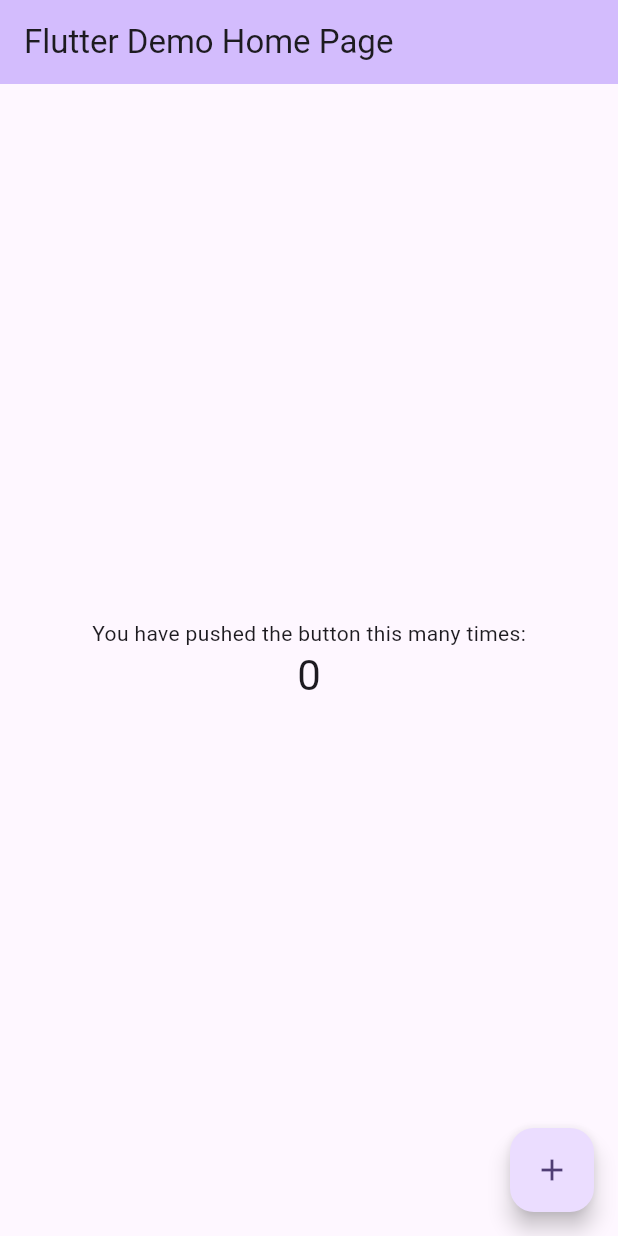
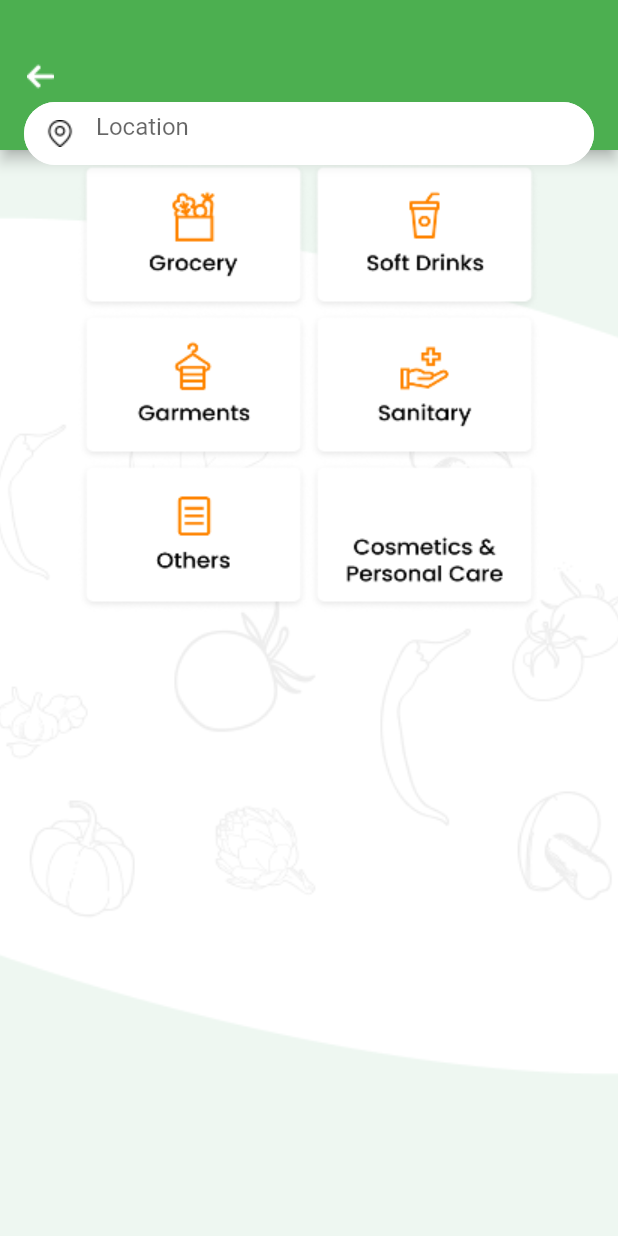
Before and after one commit to saurabhmdh/ekirana_user_flutter, a Flutter app: the screen it shows after launch, on a phone screen of 412 x 824 dp. Run offline on Flutter 3.47's test engine with Material 2 defaults, Android fonts, the phone set to English and light mode, and no system bars.

Commit message:
Initiak Commit: Worked on home screen

```diff
--- a/lib/main.dart
+++ b/lib/main.dart
@@ -1,125 +1,19 @@
+import 'package:ekirana_user_flutter/screens/HomeScreen.dart';
 import 'package:flutter/material.dart';
 
 void main() {
-  runApp(const MyApp());
+  runApp( EkiranaApp());
 }
 
-class MyApp extends StatelessWidget {
-  const MyApp({super.key});
-
-  // This widget is the root of your application.
+class EkiranaApp extends StatelessWidget {
   @override
   Widget build(BuildContext context) {
+
     return MaterialApp(
-      title: 'Flutter Demo',
-      theme: ThemeData(
-        // This is the theme of your application.
-        //
-        // TRY THIS: Try running your application with "flutter run". You'll see
-        // the application has a blue toolbar. Then, without quitting the app,
-        // try changing the seedColor in the colorScheme below to Colors.green
-        // and then invoke "hot reload" (save your changes or press the "hot
-        // reload" button in a Flutter-supported IDE, or press "r" if you used
-        // the command line to start the app).
-        //
-        // Notice that the counter didn't reset back to zero; the application
-        // state is not lost during the reload. To reset the state, use hot
-        // restart instead.
-        //
-        // This works for code too, not just values: Most code changes can be
-        // tested with just a hot reload.
-        colorScheme: ColorScheme.fromSeed(seedColor: Colors.deepPurple),
-        useMaterial3: true,
-      ),
-      home: const MyHomePage(title: 'Flutter Demo Home Page'),
+      initialRoute: "/home",
+      routes: {
+        '/home': (context) => HomeScreen()
+      }
     );
   }
 }
-
-class MyHomePage extends StatefulWidget {
-  const MyHomePage({super.key, required this.title});
-
-  // This widget is the home page of your application. It is stateful, meaning
-  // that it has a State object (defined below) that contains fields that affect
-  // how it looks.
-
-  // This class is the configuration for the state. It holds the values (in this
-  // case the title) provided by the parent (in this case the App widget) and
-  // used by the build method of the State. Fields in a Widget subclass are
-  // always marked "final".
-
-  final String title;
-
-  @override
-  State<MyHomePage> createState() => _MyHomePageState();
-}
-
-class _MyHomePageState extends State<MyHomePage> {
-  int _counter = 0;
-
-  void _incrementCounter() {
-    setState(() {
-      // This call to setState tells the Flutter framework that something has
-      // changed in this State, which causes it to rerun the build method below
-      // so that the display can reflect the updated values. If we changed
-      // _counter without calling setState(), then the build method would not be
-      // called again, and so nothing would appear to happen.
-      _counter++;
-    });
-  }
-
-  @override
-  Widget build(BuildContext context) {
-    // This method is rerun every time setState is called, for instance as done
-    // by the _incrementCounter method above.
-    //
-    // The Flutter framework has been optimized to make rerunning build methods
-    // fast, so that you can just rebuild anything that needs updating rather
-    // than having to individually change instances of widgets.
-    return Scaffold(
-      appBar: AppBar(
-        // TRY THIS: Try changing the color here to a specific color (to
-        // Colors.amber, perhaps?) and trigger a hot reload to see the AppBar
-        // change color while the other colors stay the same.
-        backgroundColor: Theme.of(context).colorScheme.inversePrimary,
-        // Here we take the value from the MyHomePage object that was created by
-        // the App.build method, and use it to set our appbar title.
-        title: Text(widget.title),
-      ),
-      body: Center(
-        // Center is a layout widget. It takes a single child and positions it
-        // in the middle of the parent.
-        child: Column(
-          // Column is also a layout widget. It takes a list of children and
-          // arranges them vertically. By default, it sizes itself to fit its
-          // children horizontally, and tries to be as tall as its parent.
-          //
-          // Column has various properties to control how it sizes itself and
-          // how it positions its children. Here we use mainAxisAlignment to
-          // center the children vertically; the main axis here is the vertical
-          // axis because Columns are vertical (the cross axis would be
-          // horizontal).
-          //
-          // TRY THIS: Invoke "debug painting" (choose the "Toggle Debug Paint"
-          // action in the IDE, or press "p" in the console), to see the
-          // wireframe for each widget.
-          mainAxisAlignment: MainAxisAlignment.center,
-          children: <Widget>[
-            const Text(
-              'You have pushed the button this many times:',
-            ),
-            Text(
-              '$_counter',
-              style: Theme.of(context).textTheme.headlineMedium,
-            ),
-          ],
-        ),
-      ),
-      floatingActionButton: FloatingActionButton(
-        onPressed: _incrementCounter,
-        tooltip: 'Increment',
-        child: const Icon(Icons.add),
-      ), // This trailing comma makes auto-formatting nicer for build methods.
-    );
-  }
-}
--- /dev/null
+++ b/lib/screens/HomeScreen.dart
@@ -0,0 +1,92 @@
+import 'package:flutter/material.dart';
+
+class HomeScreen extends StatelessWidget {
+  const HomeScreen({super.key});
+  @override
+  Widget build(BuildContext context) {
+    return Container(
+      width: double.infinity,
+      height: double.infinity,
+      decoration: const BoxDecoration(
+          image: DecorationImage(image: AssetImage('assets/images/app_background.png'),fit: BoxFit.cover)
+      ),
+      child: Scaffold(
+        backgroundColor: Colors.transparent,
+        appBar: AppBar(
+          toolbarHeight: 100,
+          flexibleSpace: Container(
+            color: Colors.green,
+            child: Column(
+              children: [
+                Column(
+                  children: [
+                    Container(
+                      alignment: Alignment.topLeft,
+                      padding: const EdgeInsets.only(left: 18,top: 42),
+                      child: Image.asset('assets/images/left_arrow.png')
+                    ),
+                    Container(
+                      height: 50,
+                      padding: const EdgeInsets.only(left: 16,right: 16, top: 8),
+                      child: TextField(
+                        cursorColor: Colors.black,
+                        decoration: InputDecoration(
+                            enabledBorder: OutlineInputBorder(
+                                borderRadius: BorderRadius.circular(30),
+                                borderSide: const BorderSide(
+                                    color: Colors.white,
+                                    width: 1
+                                )
+                            ),
+                            focusedBorder: OutlineInputBorder(
+                            borderRadius: BorderRadius.circular(30),
+                            borderSide: const BorderSide(
+                                color: Colors.white,
+                                width: 1
+                            )
+                        ),
+                          prefixIcon: Container(
+                            width: 5,
+                            height: 5,
+                            child: Image(image: ResizeImage(AssetImage('assets/images/location_icon.png'),width: 18,height: 18),),
+                          ),
+                          hintText: "Location",
+                          filled: true,
+                          fillColor: Colors.white
+                        ),
+                      ),
+                    )
+                  ],
+                )
+              ],
+            ),
+          ),
+        ),
+        body: Container(
+          width: double.infinity,
+          height: double.infinity,
+          padding: const EdgeInsets.all(8),
+          child: const Row(
+            mainAxisAlignment: MainAxisAlignment.center,
+            children: [
+              Column(
+                children: [
+                  Image(image: ResizeImage(AssetImage('assets/images/grocery_card.png'),width: 154,height: 100)),
+                  Image(image: ResizeImage(AssetImage('assets/images/garments_card.png'),width: 154,height: 100)),
+                  Image(image: ResizeImage(AssetImage('assets/images/others_card.png'),width: 154,height: 100))
+                ],
+              ),
+              Column(
+                children: [
+                  Image(image: ResizeImage(AssetImage('assets/images/soft_drinks_card.png'),width: 154,height: 100)),
+                  Image(image: ResizeImage(AssetImage('assets/images/sanitary_card.png'),width: 154,height: 100)),
+                  Image(image: ResizeImage(AssetImage('assets/images/cosmetics_card.png'),width: 154,height: 100))
+                ],
+              )
+            ],
+          ),
+        ),
+      ),
+    );
+  }
+}
```
Also changed, not shown: pubspec.yaml (+2 -5 lines), assets/images/app_background.png (added), assets/images/cosmetics_card.png (added), assets/images/garments_card.png (added), assets/images/grocery_card.png (added), assets/images/interior_design_card.png (added), assets/images/left_arrow.png (added), assets/images/location_icon.png (added), assets/images/others_card.png (added), assets/images/sanitary_card.png (added), assets/images/soft_drinks_card.png (added), 1 other file.
